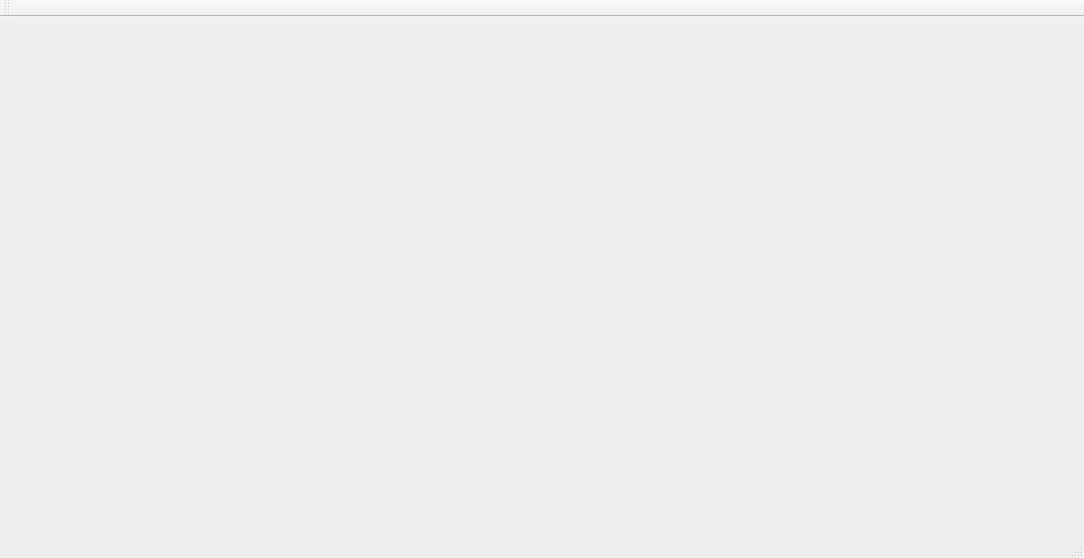
Qt form frontend/Headcookerwindow.ui (Indidev/headcooker) before a commit.
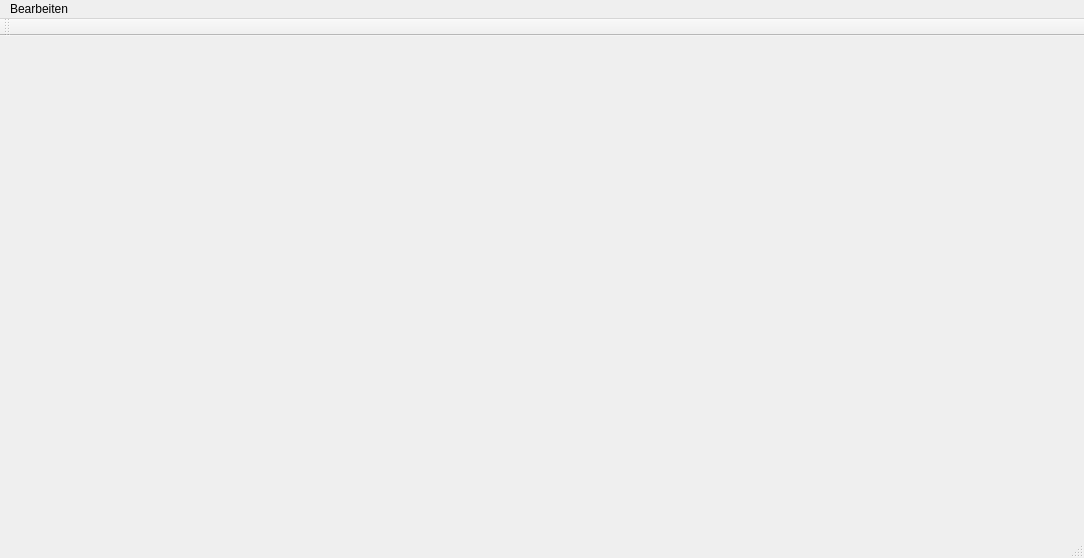
The same form after that commit.

What changed in the file:
```diff
--- a/frontend/Headcookerwindow.ui
+++ b/frontend/Headcookerwindow.ui
@@ -31,6 +31,13 @@
      <height>27</height>
     </rect>
    </property>
+   <widget class="QMenu" name="menuStyle_menu">
+    <property name="title">
+     <string>Bearbeiten</string>
+    </property>
+    <addaction name="style_menu_Action"/>
+   </widget>
+   <addaction name="menuStyle_menu"/>
   </widget>
   <widget class="QToolBar" name="mainToolBar">
    <attribute name="toolBarArea">
```
Left out of the diff: 5 changed lines with no effect on the pictures.
